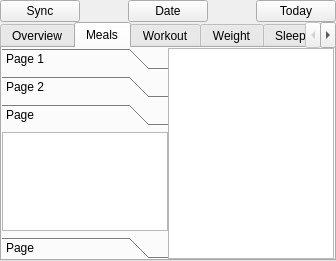
DownToSky/fitnessa, file UI/MainWindow.ui: the form before one commit.
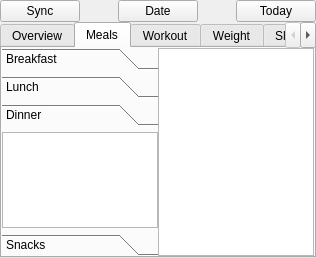
The form after the commit. The open tabs and pages were chosen to show the change. Icons and pictures are not drawn.

Commit message: widget name changes

What changed in the file:
```diff
--- a/UI/MainWindow.ui
+++ b/UI/MainWindow.ui
@@ -6,8 +6,8 @@
    <rect>
     <x>0</x>
     <y>0</y>
-    <width>336</width>
-    <height>261</height>
+    <width>316</width>
+    <height>258</height>
    </rect>
   </property>
   <property name="windowTitle">
@@ -2493,7 +2493,7 @@
                 </rect>
                </property>
                <attribute name="label">
-                <string>Page 1</string>
+                <string>Breakfast</string>
                </attribute>
                <layout class="QGridLayout" name="gridLayout_10">
                 <property name="leftMargin">
@@ -2526,7 +2526,7 @@
                 </rect>
                </property>
                <attribute name="label">
-                <string>Page 2</string>
+                <string>Lunch</string>
                </attribute>
                <layout class="QGridLayout" name="gridLayout_11">
                 <property name="leftMargin">
@@ -2549,9 +2549,17 @@
                 </item>
                </layout>
               </widget>
-              <widget class="QWidget" name="page_5">
+              <widget class="QWidget" name="dinnerPage">
+               <property name="geometry">
+                <rect>
+                 <x>0</x>
+                 <y>0</y>
+                 <width>157</width>
+                 <height>86</height>
+                </rect>
+               </property>
                <attribute name="label">
-                <string>Page</string>
+                <string>Dinner</string>
                </attribute>
                <layout class="QGridLayout" name="gridLayout_12">
                 <property name="leftMargin">
@@ -2576,7 +2584,7 @@
               </widget>
               <widget class="QWidget" name="page_6">
                <attribute name="label">
-                <string>Page</string>
+                <string>Snacks</string>
                </attribute>
                <layout class="QGridLayout" name="gridLayout_13">
                 <property name="leftMargin">
```
Left out of the diff: 74 changed lines with no effect on the pictures. The commit also changes 6 other files.
